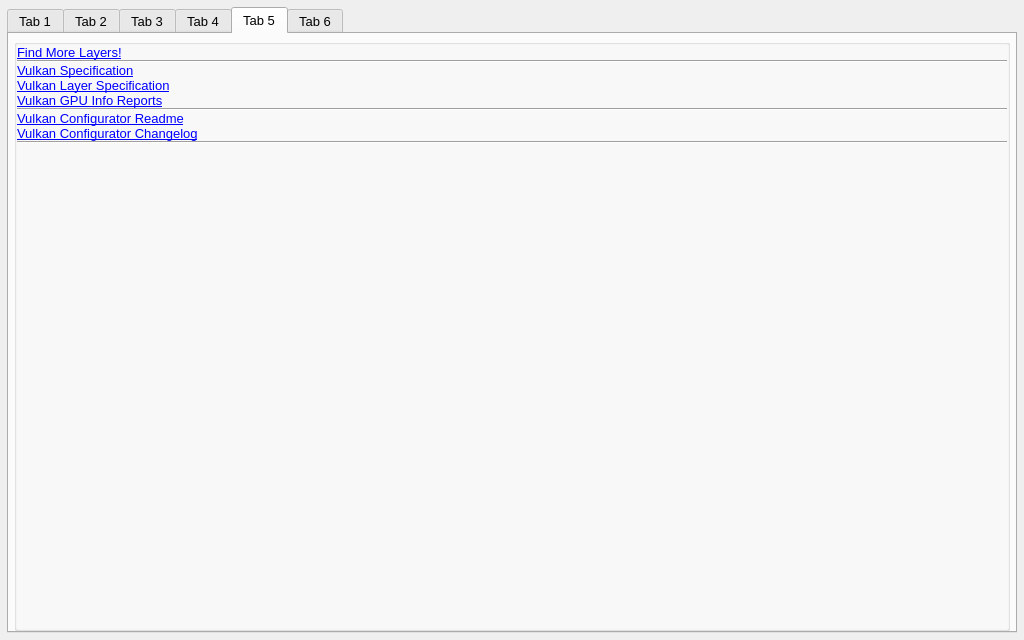
Qt form vkconfig_gui/mainwindow.ui (LunarG/VulkanTools) before a commit.
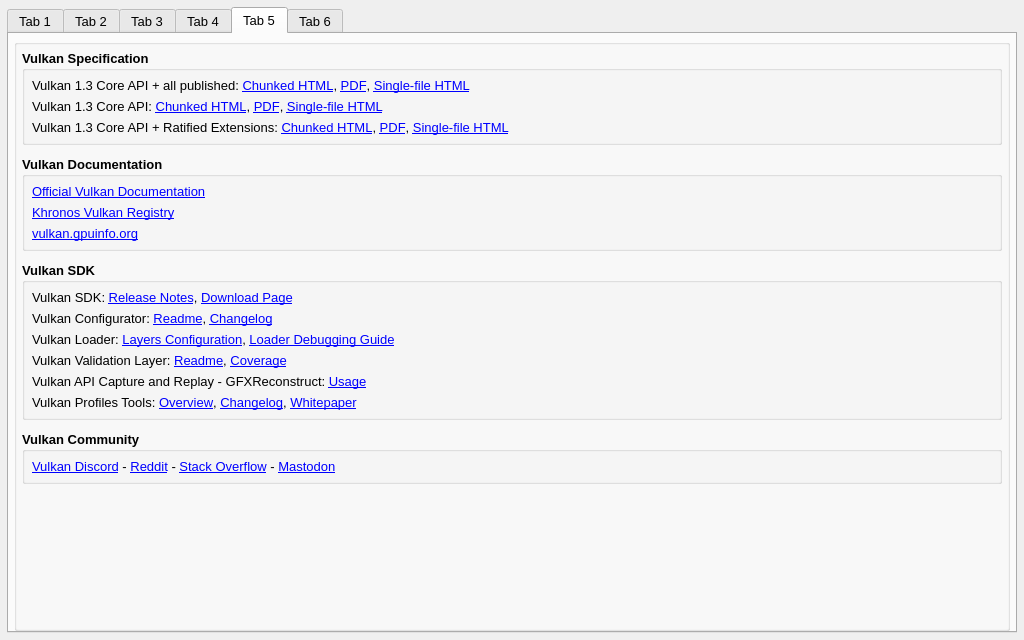
The same form after that commit. The open tabs and pages were chosen to show the change. Icons and pictures are not drawn.

Commit message: vkconfig3: Updated documentation tab

The edit to the form file:
```diff
--- a/vkconfig_gui/mainwindow.ui
+++ b/vkconfig_gui/mainwindow.ui
@@ -1551,95 +1551,447 @@
           </property>
           <layout class="QVBoxLayout" name="verticalLayout_9">
            <property name="spacing">
-            <number>0</number>
+            <number>11</number>
            </property>
            <property name="leftMargin">
-            <number>0</number>
+            <number>5</number>
            </property>
            <property name="topMargin">
-            <number>0</number>
+            <number>5</number>
            </property>
            <property name="rightMargin">
-            <number>0</number>
+            <number>5</number>
            </property>
            <property name="bottomMargin">
-            <number>0</number>
+            <number>5</number>
            </property>
            <item>
-            <layout class="QVBoxLayout" name="verticalLayout_6">
-             <item>
-              <widget class="QLabel" name="label_13">
-               <property name="text">
-                <string>&lt;a href=&quot;https://&quot;&gt;Find More Layers!&lt;/a&gt;</string>
-               </property>
-               <property name="textInteractionFlags">
-                <set>Qt::TextBrowserInteraction</set>
-               </property>
-              </widget>
-             </item>
-             <item>
-              <widget class="Line" name="line">
-               <property name="orientation">
-                <enum>Qt::Horizontal</enum>
-               </property>
-              </widget>
-             </item>
-             <item>
-              <widget class="QLabel" name="label_12">
-               <property name="text">
-                <string>&lt;a href=&quot;https://&quot;&gt;Vulkan Specification&lt;/a&gt;</string>
-               </property>
-               <property name="textInteractionFlags">
-                <set>Qt::LinksAccessibleByMouse|Qt::TextEditable|Qt::TextEditorInteraction|Qt::TextSelectableByKeyboard|Qt::TextSelectableByMouse</set>
-               </property>
-              </widget>
-             </item>
-             <item>
-              <widget class="QLabel" name="label_14">
-               <property name="text">
-                <string>&lt;a href=&quot;https://&quot;&gt;Vulkan Layer Specification&lt;/a&gt;</string>
-               </property>
-               <property name="textInteractionFlags">
-                <set>Qt::LinksAccessibleByMouse|Qt::TextEditable|Qt::TextEditorInteraction|Qt::TextSelectableByKeyboard|Qt::TextSelectableByMouse</set>
-               </property>
-              </widget>
-             </item>
-             <item>
-              <widget class="QLabel" name="label_15">
-               <property name="text">
-                <string>&lt;a href=&quot;https://&quot;&gt;Vulkan GPU Info Reports&lt;/a&gt;</string>
-               </property>
-              </widget>
-             </item>
-             <item>
-              <widget class="Line" name="line_2">
-               <property name="orientation">
-                <enum>Qt::Horizontal</enum>
-               </property>
-              </widget>
-             </item>
-             <item>
-              <widget class="QLabel" name="label_16">
-               <property name="text">
-                <string>&lt;a href=&quot;https://&quot;&gt;Vulkan Configurator Readme&lt;/a&gt;</string>
-               </property>
-              </widget>
-             </item>
-             <item>
-              <widget class="QLabel" name="label_17">
-               <property name="text">
-                <string>&lt;a href=&quot;https://&quot;&gt;Vulkan Configurator Changelog&lt;/a&gt;</string>
-               </property>
-              </widget>
-             </item>
-             <item>
-              <widget class="Line" name="line_3">
-               <property name="orientation">
-                <enum>Qt::Horizontal</enum>
-               </property>
-              </widget>
-             </item>
-            </layout>
+            <widget class="QGroupBox" name="groupBox_2">
+             <property name="font">
+              <font>
+               <family>Arial</family>
+               <pointsize>10</pointsize>
+               <weight>75</weight>
+               <bold>true</bold>
+              </font>
+             </property>
+             <property name="title">
+              <string>Vulkan Specification</string>
+             </property>
+             <layout class="QVBoxLayout" name="verticalLayout_12">
+              <property name="leftMargin">
+               <number>7</number>
+              </property>
+              <property name="topMargin">
+               <number>7</number>
+              </property>
+              <property name="rightMargin">
+               <number>7</number>
+              </property>
+              <property name="bottomMargin">
+               <number>7</number>
+              </property>
+              <item>
+               <widget class="QLabel" name="label_12">
+                <property name="font">
+                 <font>
+                  <family>Arial</family>
+                  <pointsize>10</pointsize>
+                  <weight>50</weight>
+                  <bold>false</bold>
+                 </font>
+                </property>
+                <property name="text">
+                 <string>&lt;html&gt;&lt;head/&gt;&lt;body&gt;&lt;p&gt;Vulkan 1.3 Core API + all published: &lt;a href=&quot;https://registry.khronos.org/vulkan/specs/1.3-extensions/html/index.html&quot;&gt;&lt;span style=&quot; text-decoration: underline; color:#0000ff;&quot;&gt;Chunked HTML&lt;/span&gt;&lt;/a&gt;, &lt;a href=&quot;https://registry.khronos.org/vulkan/specs/1.3-extensions/pdf/vkspec.pdf&quot;&gt;&lt;span style=&quot; text-decoration: underline; color:#0000ff;&quot;&gt;PDF&lt;/span&gt;&lt;/a&gt;, &lt;a href=&quot;https://registry.khronos.org/vulkan/specs/1.3-extensions/html/vkspec.html&quot;&gt;&lt;span style=&quot; text-decoration: underline; color:#0000ff;&quot;&gt;Single-file HTML&lt;/span&gt;&lt;/a&gt;&lt;/p&gt;&lt;/body&gt;&lt;/html&gt;</string>
+                </property>
+                <property name="textFormat">
+                 <enum>Qt::RichText</enum>
+                </property>
+                <property name="openExternalLinks">
+                 <bool>true</bool>
+                </property>
+                <property name="textInteractionFlags">
+                 <set>Qt::TextBrowserInteraction</set>
+                </property>
+               </widget>
+              </item>
+              <item>
+               <widget class="QLabel" name="label_7">
+                <property name="font">
+                 <font>
+                  <family>Arial</family>
+                  <pointsize>10</pointsize>
+                  <weight>50</weight>
+                  <bold>false</bold>
+                 </font>
+                </property>
+                <property name="text">
+                 <string>&lt;html&gt;&lt;head/&gt;&lt;body&gt;&lt;p&gt;Vulkan 1.3 Core API: &lt;a href=&quot;https://registry.khronos.org/vulkan/specs/1.3/html/index.html&quot;&gt;&lt;span style=&quot; text-decoration: underline; color:#0000ff;&quot;&gt;Chunked HTML&lt;/span&gt;&lt;/a&gt;, &lt;a href=&quot;https://registry.khronos.org/vulkan/specs/1.3/pdf/vkspec.pdf&quot;&gt;&lt;span style=&quot; text-decoration: underline; color:#0000ff;&quot;&gt;PDF&lt;/span&gt;&lt;/a&gt;, &lt;a href=&quot;https://registry.khronos.org/vulkan/specs/1.3/html/vkspec.html&quot;&gt;&lt;span style=&quot; text-decoration: underline; color:#0000ff;&quot;&gt;Single-file HTML&lt;/span&gt;&lt;/a&gt;&lt;/p&gt;&lt;/body&gt;&lt;/html&gt;</string>
+                </property>
+                <property name="textFormat">
+                 <enum>Qt::RichText</enum>
+                </property>
+                <property name="openExternalLinks">
+                 <bool>true</bool>
+                </property>
+                <property name="textInteractionFlags">
+                 <set>Qt::TextBrowserInteraction</set>
+                </property>
+               </widget>
+              </item>
+              <item>
+               <widget class="QLabel" name="label_19">
+                <property name="font">
+                 <font>
+                  <family>Arial</family>
+                  <pointsize>10</pointsize>
+                  <weight>50</weight>
+                  <bold>false</bold>
+                 </font>
+                </property>
+                <property name="text">
+                 <string>&lt;html&gt;&lt;head/&gt;&lt;body&gt;&lt;p&gt;Vulkan 1.3 Core API + Ratified Extensions: &lt;a href=&quot;https://registry.khronos.org/vulkan/specs/1.3-khr-extensions/html/index.html&quot;&gt;&lt;span style=&quot; text-decoration: underline; color:#0000ff;&quot;&gt;Chunked HTML&lt;/span&gt;&lt;/a&gt;, &lt;a href=&quot;https://registry.khronos.org/vulkan/specs/1.3-khr-extensions/pdf/vkspec.pdf&quot;&gt;&lt;span style=&quot; text-decoration: underline; color:#0000ff;&quot;&gt;PDF&lt;/span&gt;&lt;/a&gt;, &lt;a href=&quot;https://registry.khronos.org/vulkan/specs/1.3-khr-extensions/html/vkspec.html&quot;&gt;&lt;span style=&quot; text-decoration: underline; color:#0000ff;&quot;&gt;Single-file HTML&lt;/span&gt;&lt;/a&gt;&lt;/p&gt;&lt;/body&gt;&lt;/html&gt;</string>
+                </property>
+                <property name="textFormat">
+                 <enum>Qt::RichText</enum>
+                </property>
+                <property name="openExternalLinks">
+                 <bool>true</bool>
+                </property>
+                <property name="textInteractionFlags">
+                 <set>Qt::TextBrowserInteraction</set>
+                </property>
+               </widget>
+              </item>
+             </layout>
+            </widget>
+           </item>
+           <item>
+            <widget class="QGroupBox" name="groupBox_6">
+             <property name="font">
+              <font>
+               <family>Arial</family>
+               <pointsize>10</pointsize>
+               <weight>75</weight>
+               <bold>true</bold>
+              </font>
+             </property>
+             <property name="title">
+              <string>Vulkan Documentation</string>
+             </property>
+             <layout class="QVBoxLayout" name="verticalLayout_6">
+              <property name="leftMargin">
+               <number>7</number>
+              </property>
+              <property name="topMargin">
+               <number>7</number>
+              </property>
+              <property name="rightMargin">
+               <number>7</number>
+              </property>
+              <property name="bottomMargin">
+               <number>7</number>
+              </property>
+              <item>
+               <widget class="QLabel" name="label_14">
+                <property name="font">
+                 <font>
+                  <family>Arial</family>
+                  <pointsize>10</pointsize>
+                  <weight>50</weight>
+                  <bold>false</bold>
+                 </font>
+                </property>
+                <property name="text">
+                 <string>&lt;a href=&quot;https://docs.vulkan.org/spec/latest/index.html&quot;&gt;Official Vulkan Documentation&lt;/a&gt;</string>
+                </property>
+                <property name="textFormat">
+                 <enum>Qt::RichText</enum>
+                </property>
+                <property name="openExternalLinks">
+                 <bool>true</bool>
+                </property>
+                <property name="textInteractionFlags">
+                 <set>Qt::TextBrowserInteraction</set>
+                </property>
+               </widget>
+              </item>
+              <item>
+               <widget class="QLabel" name="label_20">
+                <property name="font">
+                 <font>
+                  <family>Arial</family>
+                  <pointsize>10</pointsize>
+                  <weight>50</weight>
+                  <bold>false</bold>
+                 </font>
+                </property>
+                <property name="text">
+                 <string>&lt;a href=&quot;https://registry.khronos.org/vulkan/&quot;&gt;Khronos Vulkan Registry&lt;/a&gt;</string>
+                </property>
+                <property name="textFormat">
+                 <enum>Qt::RichText</enum>
+                </property>
+                <property name="openExternalLinks">
+                 <bool>true</bool>
+                </property>
+                <property name="textInteractionFlags">
+                 <set>Qt::TextBrowserInteraction</set>
+                </property>
+               </widget>
+              </item>
+              <item>
+               <widget class="QLabel" name="label_15">
+                <property name="font">
+                 <font>
+                  <family>Arial</family>
+                  <pointsize>10</pointsize>
+                  <weight>50</weight>
+                  <bold>false</bold>
+                 </font>
+                </property>
+                <property name="text">
+                 <string>&lt;a href=&quot;https://vulkan.gpuinfo.org/&quot;&gt;vulkan.gpuinfo.org&lt;/a&gt;</string>
+                </property>
+                <property name="textFormat">
+                 <enum>Qt::RichText</enum>
+                </property>
+                <property name="openExternalLinks">
+                 <bool>true</bool>
+                </property>
+                <property name="textInteractionFlags">
+                 <set>Qt::TextBrowserInteraction</set>
+                </property>
+               </widget>
+              </item>
+             </layout>
+            </widget>
+           </item>
+           <item>
+            <widget class="QGroupBox" name="groupBox_4">
+             <property name="font">
+              <font>
+               <family>Arial</family>
+               <pointsize>10</pointsize>
+               <weight>75</weight>
+               <bold>true</bold>
+              </font>
+             </property>
+             <property name="title">
+              <string>Vulkan SDK</string>
+             </property>
+             <layout class="QVBoxLayout" name="verticalLayout_18">
+              <property name="leftMargin">
+               <number>7</number>
+              </property>
+              <property name="topMargin">
+               <number>7</number>
+              </property>
+              <property name="rightMargin">
+               <number>7</number>
+              </property>
+              <property name="bottomMargin">
+               <number>7</number>
+              </property>
+              <item>
+               <widget class="QLabel" name="label_22">
+                <property name="font">
+                 <font>
+                  <family>Arial</family>
+                  <pointsize>10</pointsize>
+                  <weight>50</weight>
+                  <bold>false</bold>
+                 </font>
+                </property>
+                <property name="text">
+                 <string>Vulkan SDK: &lt;a href=&quot;https://vulkan.lunarg.com/doc/sdk/latest/windows/release_notes.html&quot;&gt;Release Notes&lt;/a&gt;, &lt;a href=&quot;https://vulkan.lunarg.com/sdk/home&quot;&gt;Download Page&lt;/a&gt;</string>
+                </property>
+                <property name="textFormat">
+                 <enum>Qt::RichText</enum>
+                </property>
+                <property name="openExternalLinks">
+                 <bool>true</bool>
+                </property>
+                <property name="textInteractionFlags">
+                 <set>Qt::TextBrowserInteraction</set>
+                </property>
+               </widget>
+              </item>
+              <item>
+               <widget class="QLabel" name="label_16">
+                <property name="font">
+                 <font>
+                  <family>Arial</family>
+                  <pointsize>10</pointsize>
+                  <weight>50</weight>
+                  <bold>false</bold>
+                 </font>
+                </property>
+                <property name="text">
+                 <string>Vulkan Configurator: &lt;a href=&quot;https://github.com/LunarG/VulkanTools/blob/main/vkconfig_gui/README.md&quot;&gt;Readme&lt;/a&gt;, &lt;a href=&quot;https://github.com/LunarG/VulkanTools/blob/main/vkconfig_gui/CHANGELOG.md&quot;&gt;Changelog&lt;/a&gt;</string>
+                </property>
+                <property name="textFormat">
+                 <enum>Qt::RichText</enum>
+                </property>
+                <property name="openExternalLinks">
+                 <bool>true</bool>
+                </property>
+                <property name="textInteractionFlags">
+                 <set>Qt::TextBrowserInteraction</set>
+                </property>
+               </widget>
+              </item>
+              <item>
+               <widget class="QLabel" name="label_4">
+                <property name="font">
+                 <font>
+                  <family>Arial</family>
+                  <pointsize>10</pointsize>
+                  <weight>50</weight>
+                  <bold>false</bold>
+                 </font>
+                </property>
+                <property name="text">
+                 <string>&lt;html&gt;&lt;head/&gt;&lt;body&gt;&lt;p&gt;Vulkan Loader: &lt;a href=&quot;https://vulkan.lunarg.com/doc/view/latest/windows/layer_configuration.html&quot;&gt;&lt;span style=&quot; text-decoration: underline; color:#0000ff;&quot;&gt;Layers Configuration&lt;/span&gt;&lt;/a&gt;, &lt;a href=&quot;https://github.com/KhronosGroup/Vulkan-Loader/blob/main/docs/LoaderDebugging.md&quot;&gt;&lt;span style=&quot; text-decoration: underline; color:#0000ff;&quot;&gt;Loader Debugging Guide&lt;/span&gt;&lt;/a&gt;&lt;/p&gt;&lt;/body&gt;&lt;/html&gt;</string>
+                </property>
+                <property name="textFormat">
+                 <enum>Qt::RichText</enum>
+                </property>
+                <property name="openExternalLinks">
+                 <bool>true</bool>
+                </property>
+                <property name="textInteractionFlags">
+                 <set>Qt::TextBrowserInteraction</set>
+                </property>
+               </widget>
+              </item>
+              <item>
+               <widget class="QLabel" name="label_13">
+                <property name="font">
+                 <font>
+                  <family>Arial</family>
+                  <pointsize>10</pointsize>
+                  <weight>50</weight>
+                  <bold>false</bold>
+                 </font>
+                </property>
+                <property name="text">
+                 <string>Vulkan Validation Layer: &lt;a href=&quot;https://vulkan.lunarg.com/doc/sdk/latest/windows/khronos_validation_layer.html&quot;&gt;Readme&lt;/a&gt;, &lt;a href=&quot;https://vulkan.lunarg.com/doc/sdk/latest/windows/validation_error_database.html&quot;&gt;Coverage&lt;/a&gt;</string>
+                </property>
+                <property name="textFormat">
+                 <enum>Qt::RichText</enum>
+                </property>
+                <property name="openExternalLinks">
+                 <bool>true</bool>
+                </property>
+                <property name="textInteractionFlags">
+                 <set>Qt::TextBrowserInteraction</set>
+                </property>
+               </widget>
+              </item>
+              <item>
+               <widget class="QLabel" name="label_17">
+                <property name="font">
+                 <font>
+                  <family>Arial</family>
+                  <pointsize>10</pointsize>
+                  <weight>50</weight>
+                  <bold>false</bold>
+                 </font>
+                </property>
+                <property name="text">
+                 <string>&lt;html&gt;&lt;head/&gt;&lt;body&gt;&lt;p&gt;Vulkan API Capture and Replay - GFXReconstruct: &lt;a href=&quot;https://vulkan.lunarg.com/doc/sdk/latest/windows/capture_tools.html&quot;&gt;&lt;span style=&quot; text-decoration: underline; color:#0000ff;&quot;&gt;Usage&lt;/span&gt;&lt;/a&gt;&lt;/p&gt;&lt;/body&gt;&lt;/html&gt;</string>
+                </property>
+                <property name="textFormat">
+                 <enum>Qt::RichText</enum>
+                </property>
+                <property name="openExternalLinks">
+                 <bool>true</bool>
+                </property>
+                <property name="textInteractionFlags">
+                 <set>Qt::TextBrowserInteraction</set>
+                </property>
+               </widget>
+              </item>
+              <item>
+               <widget class="QLabel" name="label_24">
+                <property name="font">
+                 <font>
+                  <family>Arial</family>
+                  <pointsize>10</pointsize>
+                  <weight>50</weight>
+                  <bold>false</bold>
+                 </font>
+                </property>
+                <property name="text">
+                 <string>&lt;html&gt;&lt;head/&gt;&lt;body&gt;&lt;p&gt;Vulkan Profiles Tools: &lt;a href=&quot;https://github.com/KhronosGroup/Vulkan-Profiles/blob/main/OVERVIEW.md&quot;&gt;&lt;span style=&quot; text-decoration: underline; color:#0000ff;&quot;&gt;Overview&lt;/span&gt;&lt;/a&gt;, &lt;a href=&quot;https://github.com/KhronosGroup/Vulkan-Profiles/blob/main/CHANGELOG.md&quot;&gt;&lt;span style=&quot; text-decoration: underline; color:#0000ff;&quot;&gt;Changelog&lt;/span&gt;&lt;/a&gt;, &lt;a href=&quot;https://www.lunarg.com/wp-content/uploads/2024/04/The-Vulkan-Profiles-Tools-LunarG-Christophe-Riccio-04-11-2024.pdf&quot;&gt;&lt;span style=&quot; text-decoration: underline; color:#0000ff;&quot;&gt;Whitepaper&lt;/span&gt;&lt;/a&gt;&lt;/p&gt;&lt;/body&gt;&lt;/html&gt;</string>
+                </property>
+                <property name="textFormat">
+                 <enum>Qt::RichText</enum>
+                </property>
+                <property name="openExternalLinks">
+                 <bool>true</bool>
+                </property>
+                <property name="textInteractionFlags">
+                 <set>Qt::TextBrowserInteraction</set>
+                </property>
+               </widget>
+              </item>
+             </layout>
+            </widget>
+           </item>
+           <item>
+            <widget class="QGroupBox" name="groupBox_5">
+             <property name="font">
+              <font>
+               <family>Arial</family>
+               <pointsize>10</pointsize>
+               <weight>75</weight>
+               <bold>true</bold>
+              </font>
+             </property>
+             <property name="title">
+              <string>Vulkan Community</string>
+             </property>
+             <layout class="QVBoxLayout" name="verticalLayout_20">
+              <property name="leftMargin">
+               <number>7</number>
+              </property>
+              <property name="topMargin">
+               <number>7</number>
+              </property>
+              <property name="rightMargin">
+               <number>7</number>
+              </property>
+              <property name="bottomMargin">
+               <number>7</number>
+              </property>
+              <item>
+               <widget class="QLabel" name="label_23">
+                <property name="font">
+                 <font>
+                  <family>Arial</family>
+                  <pointsize>10</pointsize>
+                  <weight>50</weight>
+                  <bold>false</bold>
+                 </font>
+                </property>
+                <property name="text">
+                 <string>&lt;html&gt;&lt;head/&gt;&lt;body&gt;&lt;p&gt;&lt;a href=&quot;https://discord.com/invite/vulkan&quot;&gt;&lt;span style=&quot; text-decoration: underline; color:#0000ff;&quot;&gt;Vulkan Discord&lt;/span&gt;&lt;/a&gt; - &lt;a href=&quot;https://reddit.com/r/vulkan&quot;&gt;&lt;span style=&quot; text-decoration: underline; color:#0000ff;&quot;&gt;Reddit&lt;/span&gt;&lt;/a&gt; - &lt;a href=&quot;https://stackoverflow.com/questions/tagged/vulkan&quot;&gt;&lt;span style=&quot; text-decoration: underline; color:#0000ff;&quot;&gt;Stack Overflow&lt;/span&gt;&lt;/a&gt; - &lt;a href=&quot;https://fosstodon.org/@vulkan&quot;&gt;&lt;span style=&quot; text-decoration: underline; color:#0000ff;&quot;&gt;Mastodon&lt;/span&gt;&lt;/a&gt;&lt;/p&gt;&lt;/body&gt;&lt;/html&gt;</string>
+                </property>
+                <property name="textFormat">
+                 <enum>Qt::RichText</enum>
+                </property>
+                <property name="openExternalLinks">
+                 <bool>true</bool>
+                </property>
+                <property name="textInteractionFlags">
+                 <set>Qt::TextBrowserInteraction</set>
+                </property>
+               </widget>
+              </item>
+             </layout>
+            </widget>
            </item>
            <item>
             <spacer name="verticalSpacer">
```
Left out of the diff: 12 changed lines with no effect on the pictures. The commit also changes 1 other file.
